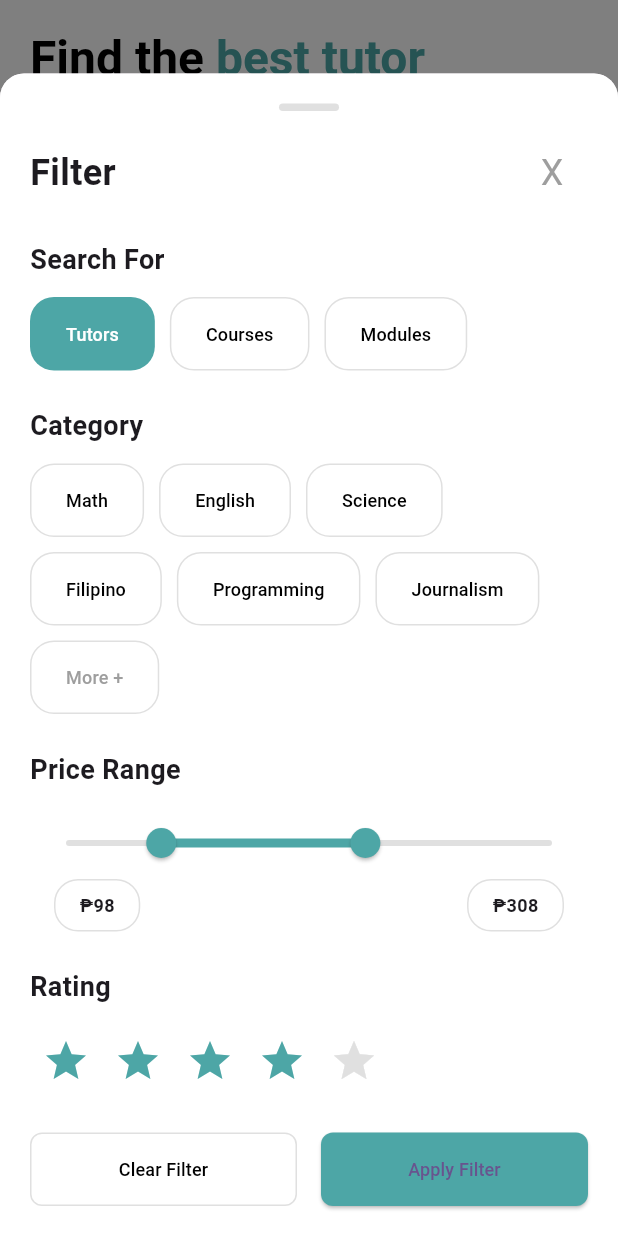
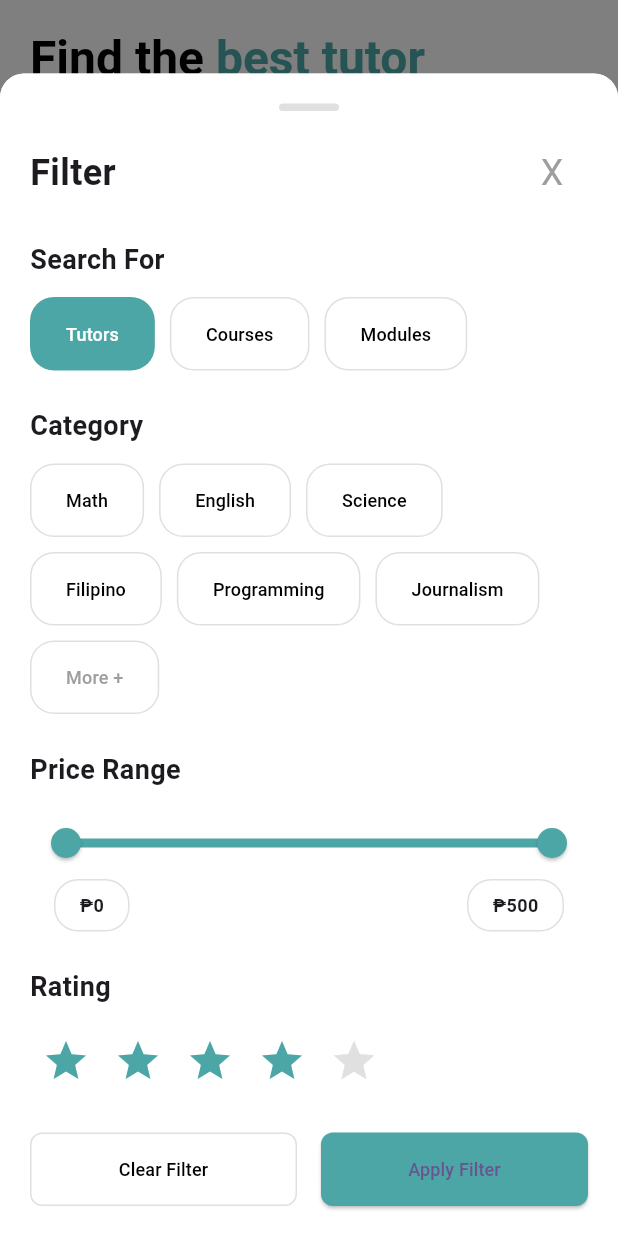
Before and after one commit to johanncatalla/turo-finals, a Flutter app: the Search screen opened by its route, after a tap on the "filter alt" icon, on a phone screen of 412 x 824 dp. Run offline on Flutter 3.47's test engine with Material 3 defaults, Android fonts, the phone set to English and light mode, and no system bars; our stand-ins replace flutter_dotenv, shared_preferences; accounts and stored records are empty.

Commit message:
module price filter

```diff
--- a/lib/Widgets/filter_dialog.dart
+++ b/lib/Widgets/filter_dialog.dart
@@ -1,3 +1,5 @@
+// lib/Widgets/filter_dialog.dart - Updated to show price range for both Tutors and Modules
+
 import 'package:flutter/material.dart';
 
 class FilterDialog extends StatefulWidget {
@@ -22,8 +24,8 @@ class _FilterDialogState extends State<FilterDialog> {
   final List<String> _selectedCategories = [];
 
   // Price range
-  double _minPrice = 98;
-  double _maxPrice = 308;
+  double _minPrice = 0;
+  double _maxPrice = 500;
 
   // Rating
   int _selectedRating = 4;
@@ -143,7 +145,7 @@ class _FilterDialogState extends State<FilterDialog> {
                       child: Text(
                         type,
                         style: const TextStyle(
-                          fontSize: 12, // Updated font size to 12
+                          fontSize: 12,
                         ),
                       ),
                     ),
@@ -192,7 +194,7 @@ class _FilterDialogState extends State<FilterDialog> {
                   child: Text(
                     category,
                     style: const TextStyle(
-                      fontSize: 12, // Updated font size to 12
+                      fontSize: 12,
                     ),
                   ),
                 );
@@ -216,7 +218,7 @@ class _FilterDialogState extends State<FilterDialog> {
                   child: const Text(
                     'More +',
                     style: TextStyle(
-                      fontSize: 12, // Updated font size to 12
+                      fontSize: 12,
                     ),
                   ),
                 ),
@@ -224,8 +226,8 @@ class _FilterDialogState extends State<FilterDialog> {
             ),
             const SizedBox(height: 24),
 
-            // Price Range - Only show for Tutors
-            if (_selectedMode == 0) ...[
+            // Price Range - Show for Tutors and Modules, but not Courses
+            if (_selectedMode == 0 || _selectedMode == 2) ...[
               const Text(
                 'Price Range',
                 style: TextStyle(
@@ -269,7 +271,7 @@ class _FilterDialogState extends State<FilterDialog> {
                         '₱${_minPrice.toInt()}',
                         style: const TextStyle(
                           fontWeight: FontWeight.bold,
-                          fontSize: 12, // Updated font size to 12
+                          fontSize: 12,
                         ),
                       ),
                     ),
@@ -283,7 +285,7 @@ class _FilterDialogState extends State<FilterDialog> {
                         '₱${_maxPrice.toInt()}',
                         style: const TextStyle(
                           fontWeight: FontWeight.bold,
-                          fontSize: 12, // Updated font size to 12
+                          fontSize: 12,
                         ),
                       ),
                     ),
@@ -347,7 +349,7 @@ class _FilterDialogState extends State<FilterDialog> {
                     child: const Text(
                       'Clear Filter',
                       style: TextStyle(
-                        fontSize: 12, // Updated font size to 12
+                        fontSize: 12,
                       ),
                     ),
                   ),
@@ -383,7 +385,7 @@ class _FilterDialogState extends State<FilterDialog> {
                     child: const Text(
                       'Apply Filter',
                       style: TextStyle(
-                        fontSize: 12, // Updated font size to 12
+                        fontSize: 12,
                       ),
                     ),
                   ),
```
